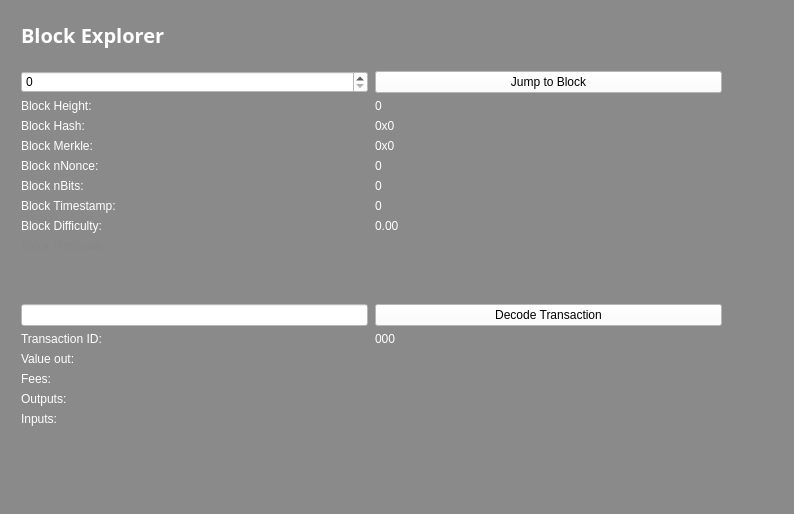
Above: src/qt/forms/blockbrowser.ui from Sterlingcoin/Sterlingcoin-1.6.2.0-Release before the change. Below: the same form after it.
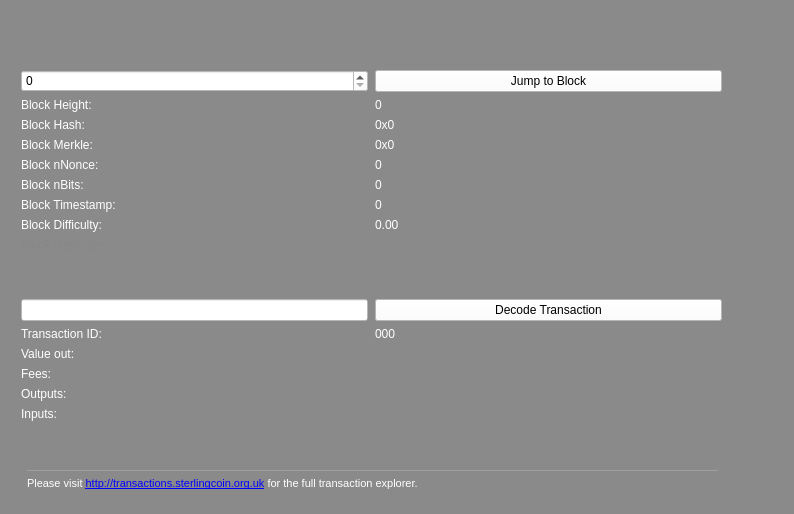
That is the form after the change. Icons and pictures are not drawn.

Commit message: Block Explorer change to Transaction Explorer Icons Added/Updated

Diff of the .ui file:
```diff
--- a/src/qt/forms/blockbrowser.ui
+++ b/src/qt/forms/blockbrowser.ui
@@ -125,53 +125,13 @@
      <property name="styleSheet">
       <string notr="true">background-color: rgb(138, 138, 138);</string>
      </property>
-     <widget class="QWidget" name="layoutWidget">
-      <property name="geometry">
-       <rect>
-        <x>0</x>
-        <y>0</y>
-        <width>699</width>
-        <height>27</height>
-       </rect>
-      </property>
-      <layout class="QHBoxLayout" name="horizontalLayout_4">
-       <property name="spacing">
-        <number>7</number>
-       </property>
-       <item>
-        <widget class="QLabel" name="label_5">
-         <property name="font">
-          <font>
-           <family>Open Sans,sans-serif</family>
-          </font>
-         </property>
-         <property name="text">
-          <string>&lt;html&gt;&lt;head/&gt;&lt;body&gt;&lt;p&gt;&lt;span style=&quot; font-size:20px; font-weight:600; color:#ffffff;&quot;&gt;Block Explorer &lt;/span&gt;&lt;/p&gt;&lt;/body&gt;&lt;/html&gt;</string>
-         </property>
-        </widget>
-       </item>
-       <item>
-        <spacer name="horizontalSpacer_2">
-         <property name="orientation">
-          <enum>Qt::Horizontal</enum>
-         </property>
-         <property name="sizeHint" stdset="0">
-          <size>
-           <width>40</width>
-           <height>20</height>
-          </size>
-         </property>
-        </spacer>
-       </item>
-      </layout>
-     </widget>
      <widget class="QWidget" name="layoutWidget_2">
       <property name="geometry">
        <rect>
         <x>0</x>
-        <y>50</y>
+        <y>49</y>
         <width>701</width>
-        <height>400</height>
+        <height>391</height>
        </rect>
       </property>
       <layout class="QGridLayout" name="gridLayout_3" rowstretch="0,0,0,0,0,0,0,0,0,0,0,0,0,0,0,0,0,0,0" columnstretch="0,0">
@@ -4431,6 +4391,38 @@
        </item>
       </layout>
      </widget>
+     <widget class="QLabel" name="label">
+      <property name="geometry">
+       <rect>
+        <x>6</x>
+        <y>440</y>
+        <width>691</width>
+        <height>31</height>
+       </rect>
+      </property>
+      <property name="text">
+       <string>&lt;html&gt;&lt;head/&gt;&lt;body&gt;&lt;p&gt;&lt;span style=&quot; font-size:8pt; color:#ffffff;&quot;&gt;&lt;hr/&gt;Please visit &lt;/span&gt;&lt;a href=&quot;http://transactions.sterlingcoin.org.uk &quot;&gt;&lt;span style=&quot; font-size:8pt; text-decoration: underline; color:#0000ff;&quot;&gt;http://transactions.sterlingcoin.org.uk&lt;/span&gt;&lt;/a&gt;&lt;span style=&quot; font-size:8pt; color:#ffffff;&quot;&gt; for the full transaction explorer.&lt;/span&gt;&lt;/p&gt;&lt;/body&gt;&lt;/html&gt;</string>
+      </property>
+     </widget>
+     <widget class="QLabel" name="label_2">
+      <property name="geometry">
+       <rect>
+        <x>0</x>
+        <y>0</y>
+        <width>153</width>
+        <height>25</height>
+       </rect>
+      </property>
+      <property name="styleSheet">
+       <string notr="true">image: url(:/icons/res/icons/explorer-header.png);</string>
+      </property>
+      <property name="text">
+       <string notr="true"/>
+      </property>
+      <property name="pixmap">
+       <pixmap>../res/icons/explorer-header.png</pixmap>
+      </property>
+     </widget>
     </widget>
    </item>
   </layout>
```
The commit also changes 5 other files.
